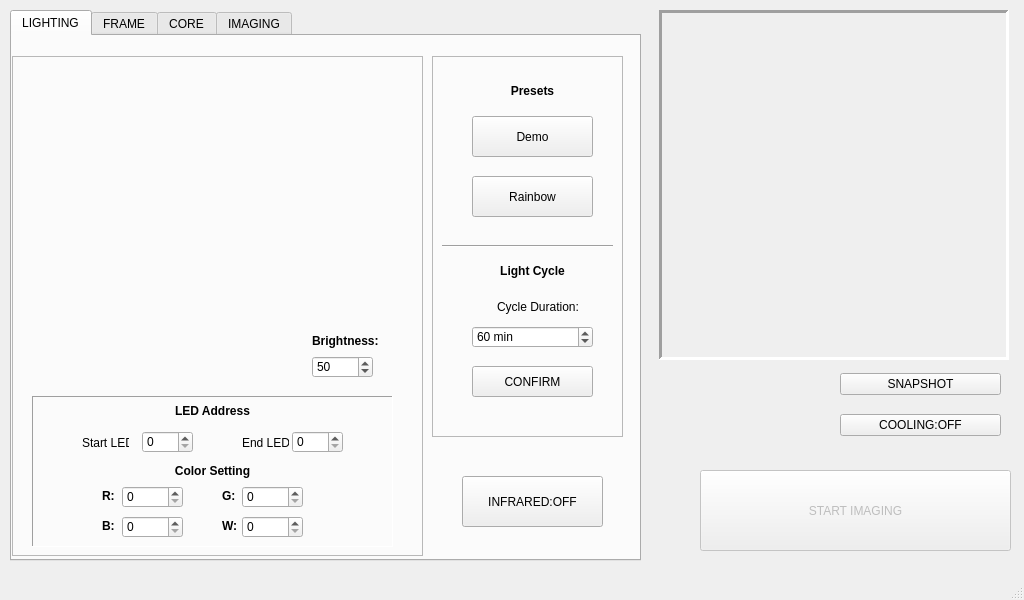
Before: the Qt Designer form _ui/Clinostat.ui in CoSE-Jerry/3D-Clinostat, drawn with Qt 5.
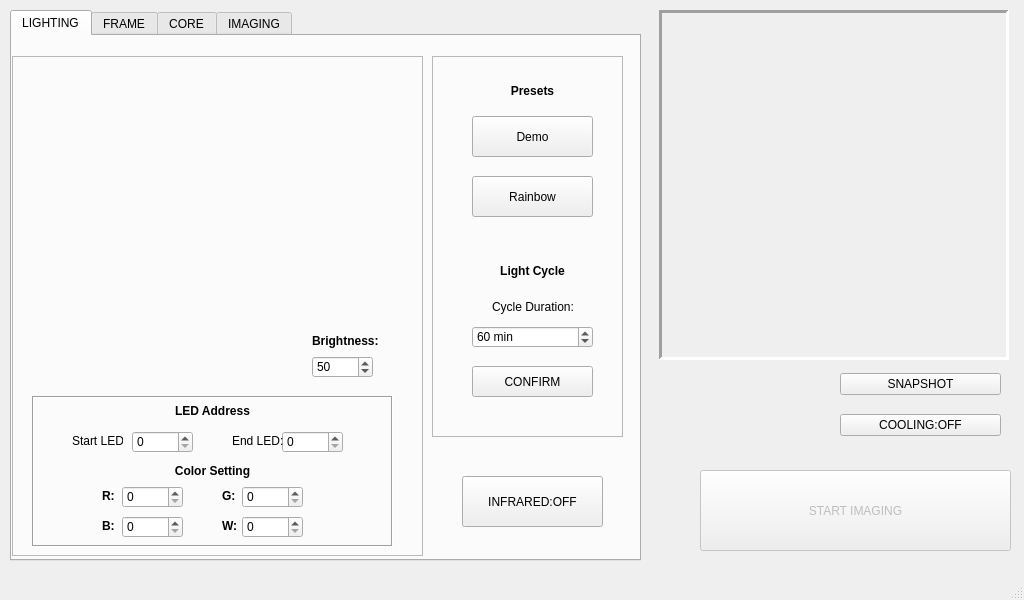
After: the same form once the commit is applied. The open tabs and pages were chosen to show the change. Icons and pictures are not drawn.

Diff of the .ui file:
```diff
--- a/_ui/Clinostat.ui
+++ b/_ui/Clinostat.ui
@@ -112,7 +112,7 @@
         </rect>
        </property>
        <property name="frameShape">
-        <enum>QFrame::Panel</enum>
+        <enum>QFrame::Box</enum>
        </property>
        <property name="frameShadow">
         <enum>QFrame::Sunken</enum>
@@ -237,9 +237,9 @@
        <widget class="QSpinBox" name="Start_spinBox">
         <property name="geometry">
          <rect>
-          <x>110</x>
+          <x>100</x>
           <y>35</y>
-          <width>51</width>
+          <width>61</width>
           <height>22</height>
          </rect>
         </property>
@@ -247,9 +247,9 @@
        <widget class="QSpinBox" name="End_spinBox">
         <property name="geometry">
          <rect>
-          <x>260</x>
+          <x>250</x>
           <y>35</y>
-          <width>51</width>
+          <width>61</width>
           <height>22</height>
          </rect>
         </property>
@@ -257,29 +257,16 @@
        <widget class="QLabel" name="Start_label">
         <property name="geometry">
          <rect>
-          <x>50</x>
-          <y>40</y>
-          <width>47</width>
-          <height>13</height>
+          <x>40</x>
+          <y>35</y>
+          <width>51</width>
+          <height>20</height>
          </rect>
         </property>
         <property name="text">
          <string>Start LED:</string>
         </property>
        </widget>
-       <widget class="QLabel" name="end_label">
-        <property name="geometry">
-         <rect>
-          <x>210</x>
-          <y>40</y>
-          <width>47</width>
-          <height>13</height>
-         </rect>
-        </property>
-        <property name="text">
-         <string>End LED:</string>
-        </property>
-       </widget>
        <widget class="QLabel" name="color_label">
         <property name="geometry">
          <rect>
@@ -293,6 +280,19 @@
          <string>&lt;html&gt;&lt;head/&gt;&lt;body&gt;&lt;p align=&quot;center&quot;&gt;&lt;span style=&quot; font-weight:600;&quot;&gt;Color Setting&lt;/span&gt;&lt;/p&gt;&lt;/body&gt;&lt;/html&gt;</string>
         </property>
        </widget>
+       <widget class="QLabel" name="Start_label_3">
+        <property name="geometry">
+         <rect>
+          <x>200</x>
+          <y>35</y>
+          <width>51</width>
+          <height>20</height>
+         </rect>
+        </property>
+        <property name="text">
+         <string>End LED:</string>
+        </property>
+       </widget>
       </widget>
       <widget class="QLabel" name="BRT_lable">
        <property name="geometry">
@@ -381,19 +381,6 @@
         <string>Rainbow</string>
        </property>
       </widget>
-      <widget class="Line" name="line">
-       <property name="geometry">
-        <rect>
-         <x>10</x>
-         <y>180</y>
-         <width>171</width>
-         <height>20</height>
-        </rect>
-       </property>
-       <property name="orientation">
-        <enum>Qt::Horizontal</enum>
-       </property>
-      </widget>
       <widget class="QLabel" name="lightCycle_label">
        <property name="geometry">
         <rect>
@@ -432,7 +419,7 @@
       <widget class="QLabel" name="Start_label_2">
        <property name="geometry">
         <rect>
-         <x>65</x>
+         <x>60</x>
          <y>240</y>
          <width>81</width>
          <height>21</height>
```
Left out of the diff: 2 changed lines with no effect on the pictures.
